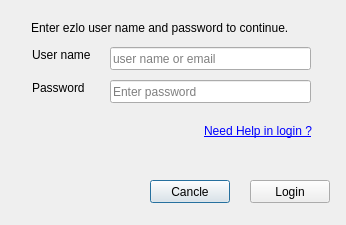
ezloteam/Ezlo_Pi, file dashboard_qt/login.ui: the form before one commit.
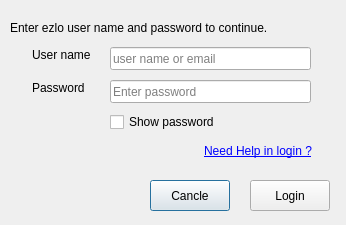
The form after the commit.

What changed in the file:
```diff
--- a/dashboard_qt/login.ui
+++ b/dashboard_qt/login.ui
@@ -18,7 +18,7 @@
     <rect>
      <x>32</x>
      <y>47</y>
-     <width>66</width>
+     <width>71</width>
      <height>16</height>
     </rect>
    </property>
@@ -31,7 +31,7 @@
     <rect>
      <x>32</x>
      <y>80</y>
-     <width>57</width>
+     <width>71</width>
      <height>16</height>
     </rect>
    </property>
@@ -42,9 +42,9 @@
   <widget class="QLabel" name="label_enter_ezlo_credentials">
    <property name="geometry">
     <rect>
-     <x>31</x>
+     <x>10</x>
      <y>20</y>
-     <width>291</width>
+     <width>321</width>
      <height>16</height>
     </rect>
    </property>
@@ -72,7 +72,7 @@
    <property name="geometry">
     <rect>
      <x>80</x>
-     <y>120</y>
+     <y>140</y>
      <width>232</width>
      <height>22</height>
     </rect>
@@ -131,7 +131,7 @@
      <x>150</x>
      <y>180</y>
      <width>80</width>
-     <height>23</height>
+     <height>31</height>
     </rect>
    </property>
    <property name="text">
@@ -144,13 +144,26 @@
      <x>250</x>
      <y>180</y>
      <width>80</width>
-     <height>23</height>
+     <height>31</height>
     </rect>
    </property>
    <property name="text">
     <string>Login</string>
    </property>
   </widget>
+  <widget class="QCheckBox" name="checkBox_show_password">
+   <property name="geometry">
+    <rect>
+     <x>110</x>
+     <y>110</y>
+     <width>161</width>
+     <height>24</height>
+    </rect>
+   </property>
+   <property name="text">
+    <string>Show password</string>
+   </property>
+  </widget>
  </widget>
  <resources/>
  <connections/>
```
